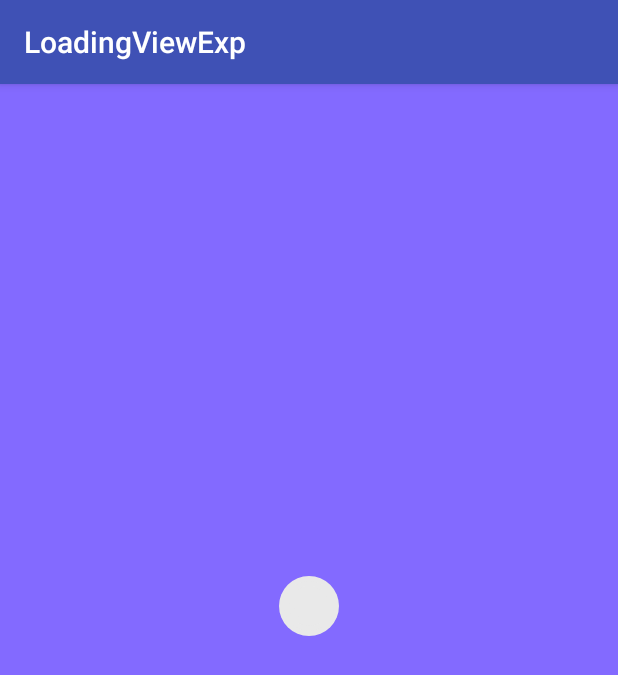
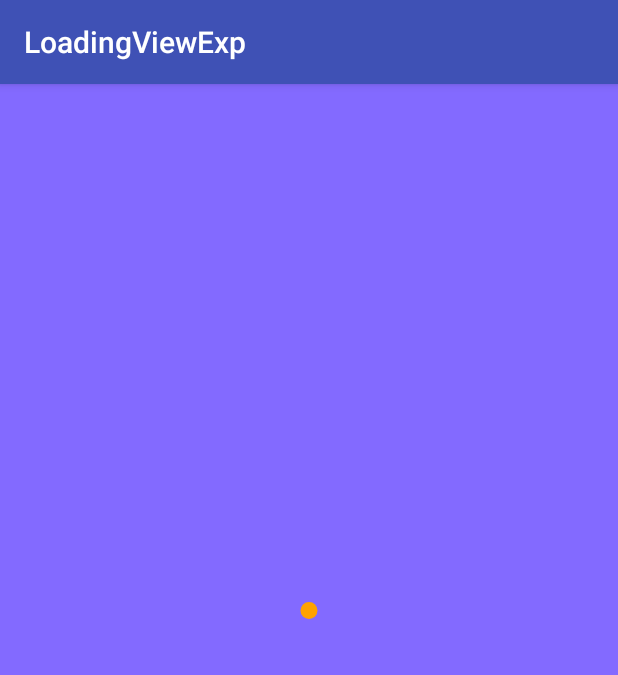
Before and after one commit to zhangke3016/LoadingViewExp, an Android app: the screen it shows after launch (MainActivity), on a phone screen of 412 x 824 dp. Shown: the top 675 px of the screen. Run offline under Robolectric (Android 15) with nearby library versions, the phone set to English and light mode, and no system bars.

Commit message:
add update fix bug

```diff
--- a/app/src/main/java/com/loading/viewexp/MainActivity.java
+++ b/app/src/main/java/com/loading/viewexp/MainActivity.java
@@ -11,12 +11,12 @@ public class MainActivity extends AppCompatActivity {
     protected void onCreate(Bundle savedInstanceState) {
         super.onCreate(savedInstanceState);
         setContentView(R.layout.activity_main);
-        final LoadingBallView loadingview = findViewById(R.id.loadingview);
-        loadingview.postDelayed(new Runnable() {
-            @Override
-            public void run() {
-                loadingview.start();
-            }
-        },3000);
+//        final LoadingBallView loadingview = findViewById(R.id.loadingview);
+//        loadingview.postDelayed(new Runnable() {
+//            @Override
+//            public void run() {
+//                loadingview.start();
+//            }
+//        },3000);
     }
 }
--- a/app/src/main/java/com/loading/viewexp/view/LoadingBallView.java
+++ b/app/src/main/java/com/loading/viewexp/view/LoadingBallView.java
@@ -2,6 +2,7 @@ package com.loading.viewexp.view;
 
 import android.animation.ValueAnimator;
 import android.content.Context;
+import android.content.IntentFilter;
 import android.content.res.TypedArray;
 import android.graphics.Canvas;
 import android.graphics.Color;
@@ -23,13 +24,15 @@ import java.util.Random;
  * Created by zhangke on 2018/4/8.
  */
 public class LoadingBallView extends View{
+
+    private static final int MAX_RANDOM_NUM = 6;
+
     //绘制旋转的阴影
     private Paint mPaint;
 
-    private static final int MAX_BALLS_COUNT = 5;
-    private static final int MAX_BALLS_NUM = 6;
+    private int maxBallsCount = 5;
     //小球递减量
-    private static final int MAX_BALL_REDUCE_NUM = 5;
+    private int maxBallReduceNum = 3;
 
     private Path mPath;
 
@@ -44,12 +47,14 @@ public class LoadingBallView extends View{
     //记录圆球运动过的长度
     private float mDisLen = 0;
     //最大圆球的半径
-    private int maxBallsRadius = 30;
+    private float maxBallsRadius = 30;
     //旋转的最大距离
     private float maxLen;
 
     private boolean mChangeBall = false;
     private int mColor;
+
+    private boolean isStart = true;
     public LoadingBallView(Context context) {
         this(context,null);
     }
@@ -63,6 +68,8 @@ public class LoadingBallView extends View{
         if (null != attrs) {
             TypedArray typedArray = context.obtainStyledAttributes(attrs, R.styleable.LoadingBallView);
             mColor = typedArray.getColor(R.styleable.LoadingBallView_ball_color, Color.parseColor("#FFA200"));
+            maxBallsRadius = typedArray.getDimension(R.styleable.LoadingBallView_max_ball_radius,maxBallsRadius);
+            maxBallsCount = typedArray.getInt(R.styleable.LoadingBallView_max_ball_count, maxBallsCount);
             typedArray.recycle();
         }
         init();
@@ -77,20 +84,22 @@ public class LoadingBallView extends View{
 
         mPath = new Path();
         mPathMeasure = new PathMeasure();
+
+        maxBallReduceNum = (int) ((maxBallsRadius - maxBallsRadius/maxBallsCount)/ maxBallsCount);
     }
 
     @Override
     protected void onDraw(Canvas canvas) {
         if (mRectF == null){
             mRectF = new RectF(0,0,getMeasuredWidth(),getMeasuredHeight());
-            mPath.addCircle(mRectF.centerX(),mRectF.centerY(),mRectF.width()/2- maxBallsRadius - MAX_BALLS_NUM, Path.Direction.CW);
+            mPath.addCircle(mRectF.centerX(),mRectF.centerY(),mRectF.width()/2- maxBallsRadius - MAX_RANDOM_NUM, Path.Direction.CW);
             mPathMeasure.setPath(mPath,false);
-            mDistances = getMeasuredWidth() / 5;
+            mDistances = mPathMeasure.getLength() / maxBallsCount / 5;
         }
 
         canvas.save();
         canvas.rotate(-90,mRectF.centerX(),mRectF.centerY());
-        for (int i = 0; i < MAX_BALLS_COUNT; i++) {
+        for (int i = 0; i < maxBallsCount; i++) {
             float dis = mDisLen - i * mDistances;
             if (dis < 0){
                 continue;
@@ -101,6 +110,10 @@ public class LoadingBallView extends View{
             drawPathToCanvas(canvas,dis,i);
         }
         canvas.restore();
+        if (isStart){
+            isStart = !isStart;
+            start();
+        }
     }
 
     /**
@@ -111,43 +124,43 @@ public class LoadingBallView extends View{
      */
     private void drawPathToCanvas(Canvas canvas,float distances,int i){
         mPathMeasure.getPosTan(distances, mPos,null);
-        if (i == MAX_BALLS_COUNT -1){
-            //后两个一样大
-            i = MAX_BALLS_COUNT - 2;
-        }
+//        if (i == maxBallsCount -1){
+//            //后两个一样大
+//            i = maxBallsCount - 2;
+//        }
 
-        int radius = maxBallsRadius - MAX_BALL_REDUCE_NUM * i;
+        float radius = maxBallsRadius - maxBallReduceNum * i;
 
         canvas.drawCircle(mPos[0], mPos[1], radius, mPaint);
         float[] pos = new float[2];
-        if (distances < mDistances && distances>0 && distances < mDistances / 5f && i > 0){
+        if (distances < mDistances && distances>0 && distances < maxBallsRadius && i > 0){
 
             mPathMeasure.getPosTan(0, pos,null);
-            mPathMeasure.getPosTan(mDistances, mPos,null);
+            mPathMeasure.getPosTan(mDistances/2, mPos,null);
 
-            BallUtil.metaball(canvas,new Circle(pos,radius-MAX_BALL_REDUCE_NUM),
-                    new Circle(mPos,radius),mPaint,
-                    mv, mHandleLenRate,mDistances);
+            BallUtil.metaball(canvas,new BallUtil.Circle(pos,radius- maxBallReduceNum),
+                    new BallUtil.Circle(mPos,radius),mPaint,
+                    mv, mHandleLenRate,mDistances/2);
         }else if (distances == mPathMeasure.getLength()){
             //当前滑过的长度 - 整个圆长度  %  每段距离
             float dis = (mDisLen - distances) % mDistances;
-            if (dis>0 && dis < mDistances/5f){
+            if (dis>0 && dis < maxBallsRadius){
                 int count = (int) ((maxLen - mDisLen) / mDistances);
-                int index = MAX_BALLS_COUNT - 1 - count;
-                if (index == MAX_BALLS_COUNT -1){
+                int index = maxBallsCount - 1 - count;
+                if (index == maxBallsCount -1){
                     return;
                 }
                 mPathMeasure.getPosTan(0, pos,null);
                 mPathMeasure.getPosTan(mPathMeasure.getLength() - mDistances/2, mPos,null);
 
-                BallUtil.metaball(canvas,new Circle(pos, maxBallsRadius - index * MAX_BALL_REDUCE_NUM),
-                        new Circle(mPos, maxBallsRadius - (index+1) * MAX_BALL_REDUCE_NUM),mPaint,
+                BallUtil.metaball(canvas,new BallUtil.Circle(pos, maxBallsRadius - index * maxBallReduceNum),
+                        new BallUtil.Circle(mPos, maxBallsRadius - (index+1) * maxBallReduceNum),mPaint,
                         mv, mHandleLenRate,mDistances/2);
             }
             mChangeBall = !mChangeBall;
             if (mChangeBall) {
                 mPathMeasure.getPosTan(0, pos,null);
-                canvas.drawCircle(pos[0], pos[1], maxBallsRadius +new Random().nextInt(MAX_BALLS_NUM), mPaint);
+                canvas.drawCircle(pos[0], pos[1], maxBallsRadius +new Random().nextInt(MAX_RANDOM_NUM), mPaint);
             }
         }
     }
@@ -155,8 +168,8 @@ public class LoadingBallView extends View{
     /**
      * 一圈动画执行时间
      */
-    public void start( ){
-        maxLen = mPathMeasure.getLength() + mDistances * MAX_BALLS_COUNT;
+    public void start(){
+        maxLen = mPathMeasure.getLength() + mDistances * maxBallsCount;
         ValueAnimator valueAnimator = ValueAnimator.ofFloat(0,maxLen);
         valueAnimator.setDuration(2000);
         valueAnimator.setInterpolator(new AccelerateDecelerateInterpolator());
@@ -170,14 +183,4 @@ public class LoadingBallView extends View{
         });
         valueAnimator.start();
     }
-
-    public static class Circle {
-        public float[] center;
-        public float radius;
-        public Circle(float[] center, float radius) {
-            this.center = center;
-            this.radius = radius;
-        }
-    }
-
 }
--- a/app/src/main/res/layout/activity_main.xml
+++ b/app/src/main/res/layout/activity_main.xml
@@ -17,10 +17,12 @@
 
     <com.loading.viewexp.view.LoadingBallView
         android:id="@+id/loadingview"
-        android:layout_width="120dp"
-        android:layout_height="120dp"
-        app:ball_color="#e9e9e9"
-        android:layout_centerInParent="true" />
+        android:layout_width="80dp"
+        android:layout_height="80dp"
+        app:ball_color="#FFA200"
+        app:max_ball_radius="3dp"
+        app:max_ball_count="3"
+        android:layout_centerInParent="true"/>
 
 
 </RelativeLayout>
--- a/app/src/main/res/values/attrs.xml
+++ b/app/src/main/res/values/attrs.xml
@@ -16,5 +16,8 @@
     <declare-styleable name="LoadingBallView">
         <!-- ball 颜色 -->
         <attr name="ball_color" format="color"/>
+        <!-- 最大ball 半径-->
+        <attr name="max_ball_radius" format="dimension"/>
+        <attr name="max_ball_count" format="integer"/>
     </declare-styleable>
 </resources>
```
Also changed, not shown: app/src/main/java/com/loading/viewexp/utils/BallUtil.java (+9 -2 lines).
